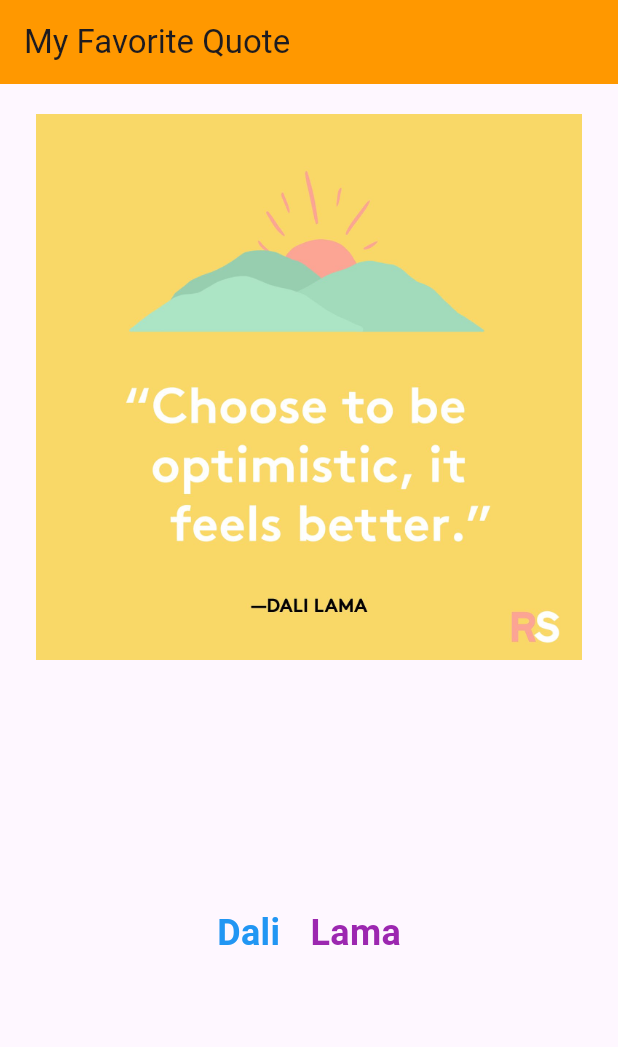
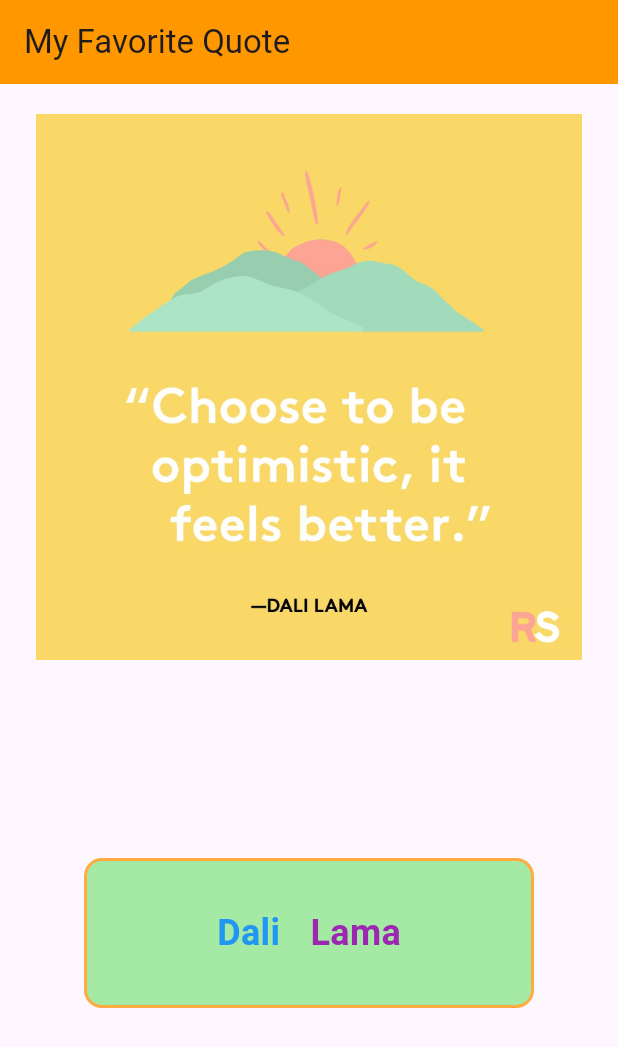
Before and after one commit to SawitJanpan/sawit-4637-flutter-labs, a Flutter app: the screen it shows after launch, on a phone screen of 412 x 824 dp. Shown: the top 1047 px of the screen. Run offline on Flutter 3.47's test engine with Material 3 defaults, Android fonts, the light colour scheme and no system bars.

Commit message:
lab 2 Problem 3: Styled Container

```diff
--- a/sawit_widgets_exercises/sawit_widgets_exercises/lib/main.dart
+++ b/sawit_widgets_exercises/sawit_widgets_exercises/lib/main.dart
@@ -1,9 +1,11 @@
 import 'package:flutter/material.dart';
 import 'main_student_profile.dart';
 import 'main_quote_card.dart';
+import 'main_quote_container_card.dart';
+import 'main_custom_font.dart';
 
 void main() {
-  runApp(const QuoteCard());
+  runApp(const QuoteCardContainer());
 }
 
 class MyApp extends StatelessWidget {
--- /dev/null
+++ b/sawit_widgets_exercises/sawit_widgets_exercises/lib/main_quote_container_card.dart
@@ -0,0 +1,73 @@
+import 'package:flutter/material.dart';
+
+void main() {
+  runApp(const QuoteCardContainer());
+}
+
+class QuoteCardContainer extends StatelessWidget {
+  const QuoteCardContainer({super.key});
+
+  @override
+  Widget build(BuildContext context) {
+    const String firstName = "Dali";
+    const String lastName = "Lama";
+    return MaterialApp(
+      debugShowCheckedModeBanner: false,
+      title: 'My Favorite Quote',
+      home: Scaffold(
+        appBar: AppBar(
+          title: const Text('My Favorite Quote'),
+          backgroundColor: Colors.orange,
+        ),
+        body: Container(
+          margin: const EdgeInsets.all(20.0),
+          child: Column(
+            mainAxisAlignment: MainAxisAlignment.start,
+            children:[
+              Expanded(
+                child: Image.asset('assets/images/quote.jpg')
+                ),
+              Expanded(
+                child: Row(
+                  mainAxisAlignment: MainAxisAlignment.center,
+                  children: [
+                    Container(
+                      width: 300,
+                      height: 100,
+                      decoration: BoxDecoration(
+                        color: const Color.fromARGB(255, 164, 234, 165),
+                        border: Border.all(color: Colors.orangeAccent, width: 2),
+                        borderRadius: BorderRadius.circular(12),
+                    ),
+                      child: Row(
+                        mainAxisAlignment: MainAxisAlignment.center,
+                        children: [
+                          Text(
+                            firstName,
+                            style: const TextStyle(fontSize: 24, fontWeight: FontWeight.bold, color: Colors.blue),
+                          ),
+                          const SizedBox(width: 20.0),
+                          Text(
+                            lastName,
+                            style: const TextStyle(fontSize: 24, fontWeight: FontWeight.bold, color: Colors.purple),
+                          ),
+                        ],
+                      ),
+                    ),
+                  ],
+                  ),
+                ),
+            ],
+          ),
+        ),
+      ),
+    );
+  }
+}
+// ============================================
+// AI DOCUMENTATION
+// - I don't use any AI tools
+// - I use slide flutter-widgets-part1 for find widget to use like a BoxDecoration, Container for use to create box and smooth corner with border radius
+// @author Sawit Janpan
+// @version 1.0.0
+// @date 2025-12-17
```
